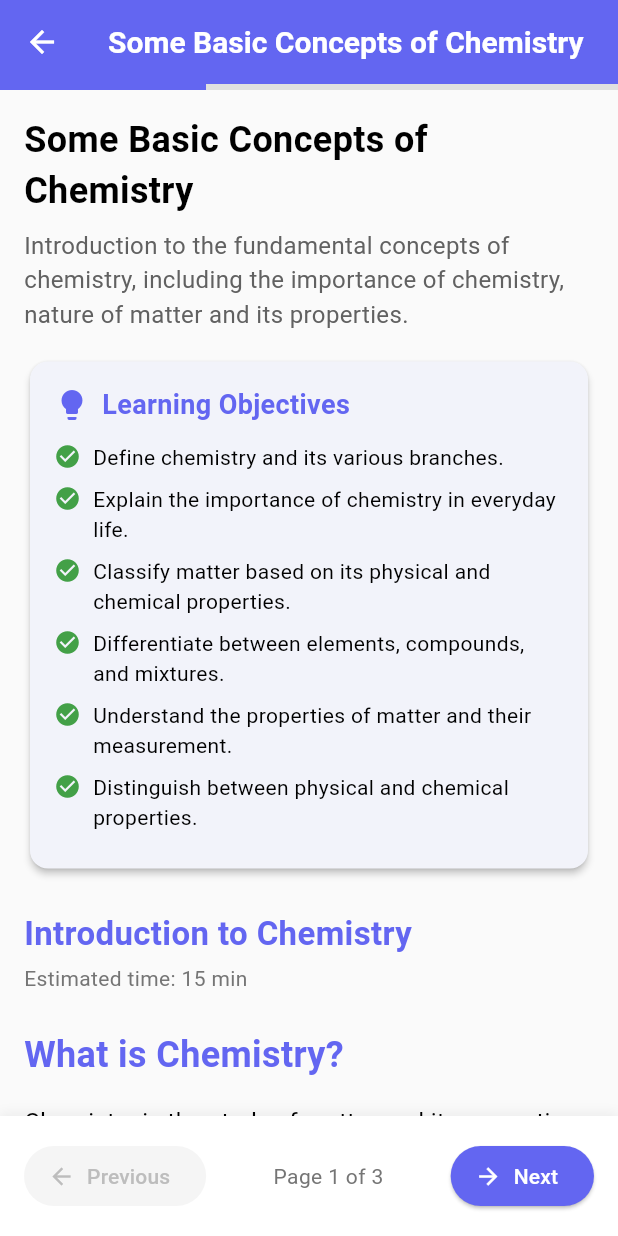
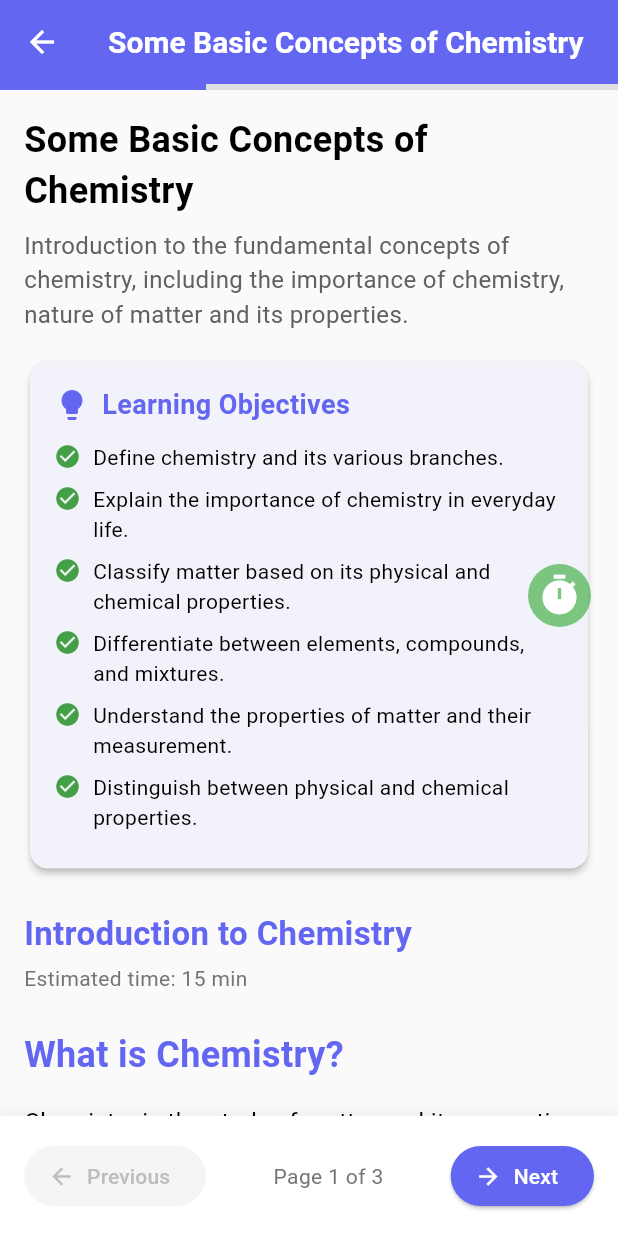
Before and after one commit to 0xteamCookie/LearnAbility, a Flutter app: the LessonContentPage screen opened directly with empty values, on a phone screen of 412 x 824 dp. Run offline on Flutter 3.47's test engine with Material 3 defaults, Android fonts, the phone set to English and light mode, and no system bars; drawn by our look-alikes of flutter_markdown; our stand-ins replace audioplayers, easy_localization, file_picker, flutter_tts, logger, lucide_icons and 1 more; missing offline and left inert: flutter_math_fork, vapinew; accounts and stored records are empty; network calls fail.

Commit message:
done pomodoro timer

```diff
--- a/lib/Lesson/lesson_page.dart
+++ b/lib/Lesson/lesson_page.dart
@@ -1,4 +1,5 @@
 import 'dart:convert';
+import 'dart:async';
 import 'package:flutter/material.dart';
 import 'package:http/http.dart' as http;
 import 'package:my_first_app/domain/constants/appcolors.dart';
@@ -10,6 +11,7 @@ import 'package:collection/collection.dart';
 import 'package:flutter_math_fork/flutter_math.dart';
 import 'package:flutter_markdown/flutter_markdown.dart';
 import 'package:flutter_tts/flutter_tts.dart';
+import 'package:audioplayers/audioplayers.dart';
 
 enum TtsState { playing, stopped }
 class LessonData {
@@ -133,6 +135,173 @@ class QuizQuestion {
   }
 }
 
+class PomodoroTimer extends StatefulWidget {
+  final double fontSize;
+  final String fontFamily;
+
+  const PomodoroTimer({super.key, required this.fontSize, required this.fontFamily});
+
+  @override
+  State<PomodoroTimer> createState() => _PomodoroTimerState();
+}
+
+class _PomodoroTimerState extends State<PomodoroTimer> {
+  static const int studyDuration = 25 * 60;
+  static const int breakDuration = 5 * 60;
+  int remainingTime = studyDuration;
+  Timer? timer;
+  bool isRunning = false;
+  bool isBreak = false;
+  int pomodoroCount = 0;
+  bool isExpanded = false;
+
+  final AudioPlayer audioPlayer = AudioPlayer();
+
+  @override
+  void dispose() {
+    timer?.cancel();
+    audioPlayer.dispose();
+    super.dispose();
+  }
+
+  void startTimer() {
+    if (isRunning) return;
+    timer = Timer.periodic(Duration(seconds: 1), (_) {
+      if (remainingTime > 0) {
+        setState(() => remainingTime--);
+      } else {
+        timer?.cancel();
+        setState(() {
+          isRunning = false;
+        });
+        playSound();
+        handleSessionSwitch();
+      }
+    });
+    setState(() => isRunning = true);
+  }
+
+  void resetTimer() {
+    timer?.cancel();
+    setState(() {
+      isRunning = false;
+      isBreak = false;
+      remainingTime = studyDuration;
+      pomodoroCount = 0;
+    });
+  }
+
+  void handleSessionSwitch() {
+    setState(() {
+      if (isBreak) {
+        remainingTime = studyDuration;
+        isBreak = false;
+        pomodoroCount++;
+      } else {
+        remainingTime = breakDuration;
+        isBreak = true;
+      }
+    });
+    startTimer();
+  }
+
+  void playSound() async {
+    await audioPlayer.play(AssetSource('audio/pomodoro_notif_sound.wav'));
+  }
+
+  String formatTime(int seconds) {
+    final minutes = (seconds ~/ 60).toString().padLeft(2, '0');
+    final secs = (seconds % 60).toString().padLeft(2, '0');
+    return "$minutes:$secs";
+  }
+
+  void toggleExpanded() {
+    setState(() {
+      isExpanded = !isExpanded;
+    });
+  }
+
+  @override
+  Widget build(BuildContext context) {
+    return isExpanded
+        ? Material(
+            elevation: 4,
+            borderRadius: BorderRadius.circular(16),
+            child: Container(
+              width: 200,
+              padding: EdgeInsets.all(12),
+              decoration: BoxDecoration(
+                color: Color(0xFFF5F5F5),
+                borderRadius: BorderRadius.circular(16),
+              ),
+              child: Column(
+                mainAxisSize: MainAxisSize.min,
+                children: [
+                  Text(
+                    isBreak ? "Break Time" : "Pomodoro",
+                    style: TextStyle(
+                      fontWeight: FontWeight.bold,
+                      fontSize: 16 * widget.fontSize,
+                      fontFamily: widget.fontFamily,
+                      color: isBreak ? Colors.teal : Color(0xFF6366F1),
+                    ),
+                  ),
+                  SizedBox(height: 8),
+                  Text(
+                    formatTime(remainingTime),
+                    style: TextStyle(
+                      fontSize: 24 * widget.fontSize,
+                      fontWeight: FontWeight.bold,
+                      fontFamily: widget.fontFamily,
+                    ),
+                  ),
+                  SizedBox(height: 8),
+                  Row(
+                    mainAxisAlignment: MainAxisAlignment.center,
+                    children: [
+                      IconButton(
+                        icon: Icon(isRunning ? Icons.pause : Icons.play_arrow),
+                        onPressed: isRunning ? resetTimer : startTimer,
+                        color: isRunning ? Colors.green : Colors.red,
+                      ),
+                      IconButton(
+                        icon: Icon(Icons.close),
+                        onPressed: toggleExpanded,
+                        color: Colors.grey.shade700,
+                      ),
+                    ],
+                  ),
+                  SizedBox(height: 4),
+                  Text(
+                    "Completed: $pomodoroCount cycles",
+                    style: TextStyle(
+                      fontSize: 12 * widget.fontSize,
+                      fontFamily: widget.fontFamily,
+                      color: Colors.grey.shade600,
+                    ),
+                  ),
+                ],
+              ),
+            ),
+          )
+        : IconButton(
+            icon: Container(
+              padding: EdgeInsets.all(6),
+              decoration: BoxDecoration(
+                color: Color.fromARGB(159, 51, 170, 55),
+                shape: BoxShape.circle,
+              ),
+              child: Icon(
+                Icons.timer,
+                color: Colors.white,
+                size: 30,
+              ),
+            ),
+            onPressed: toggleExpanded,
+          );
+  }
+}
+
 class LessonContentPage extends StatefulWidget {
   final String lessonId;
   final String subjectId;
@@ -791,10 +960,11 @@ class _LessonContentPageState extends State<LessonContentPage> {
 
     }
 
-
     final currentPage = lessonData!.pages[currentPageIndex];
 
-    return Column(
+    return Stack(
+      children: [
+        Column(
           children: [
             // Progress bar
             LinearProgressIndicator(
@@ -976,6 +1146,18 @@ class _LessonContentPageState extends State<LessonContentPage> {
                     ),
                   ),
                 ],
+              ),
+            ),
+          ],
+        ),
+
+        //Pomodoro Timer
+        Positioned(
+          right: 10,
+          top: MediaQuery.of(context).size.height / 2 - 100,
+          child: PomodoroTimer(
+            fontSize: settings.fontSize,
+            fontFamily: fontFamily,
           ),
         ),
       ],
--- a/pubspec.yaml
+++ b/pubspec.yaml
@@ -30,6 +30,7 @@ dependencies:
   flutter_math_fork: ^0.7.3
   vapinew: ^0.0.2
   flutter_tts: ^4.2.2
+  audioplayers: ^5.2.0
 
 dev_dependencies:
   flutter_launcher_icons: "^0.14.3"
@@ -48,6 +49,7 @@ flutter:
 
   assets:
     - assets/images/
+    - assets/audio/
     - assets/lang/hi.json
     - assets/lang/en.json
 
```
Also changed, not shown: pubspec.lock, 6 other files. Lines whose indentation alone changed are shown as unchanged.
